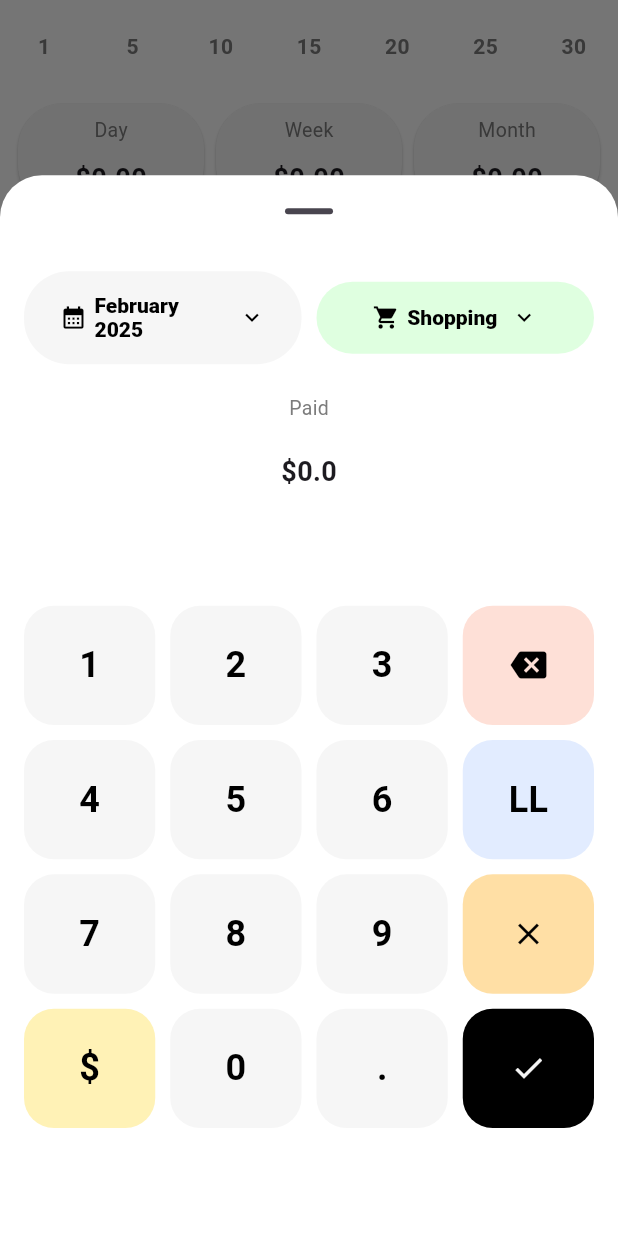
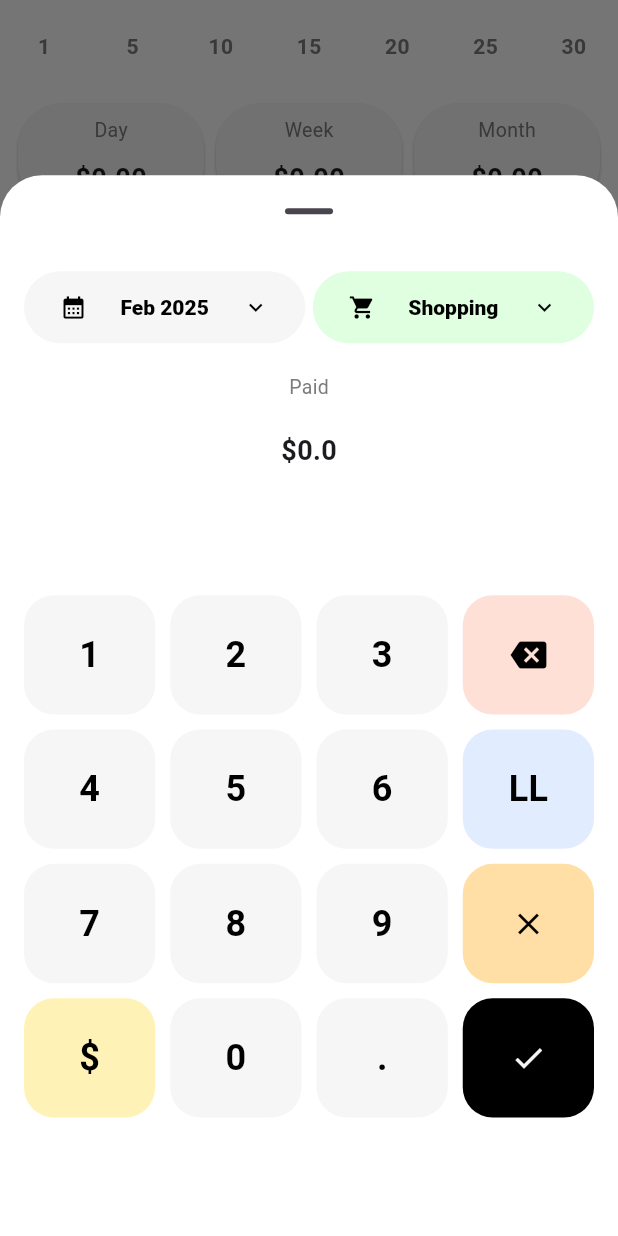
Before and after one commit to jihaddmz/expense_tracker, a Flutter app: the screen it shows after launch, item 2 of the bottom bar chosen, scrolled down 321 dp, on a phone screen of 412 x 824 dp. Run offline on Flutter 3.47's test engine with Material 3 defaults, Android fonts, the phone set to English and light mode, and no system bars; drawn by our look-alikes of fl_chart; our stand-ins replace shared_preferences, sqflite; accounts and stored records are empty.

Commit message:
- Shrinked the date format to only 3 characters month

```diff
--- a/lib/feature_expense/presentation/bottomsheet_add.dart
+++ b/lib/feature_expense/presentation/bottomsheet_add.dart
@@ -35,7 +35,7 @@ class _BottomsheetAddState extends State<BottomsheetAdd> {
       spacing: 20,
       children: [
         Row(
-          spacing: 10,
+          spacing: 5,
           children: [
             Expanded(
               child: PopupMenuButton(
--- a/lib/feature_global/components/custom_button.dart
+++ b/lib/feature_global/components/custom_button.dart
@@ -53,22 +53,17 @@ Widget customButtonForPopupMenu(
         child: Padding(
           padding: const EdgeInsets.symmetric(vertical: 15),
           child: Row(
-            mainAxisAlignment: MainAxisAlignment.center,
+            mainAxisAlignment: MainAxisAlignment.spaceBetween,
+            mainAxisSize: MainAxisSize.max,
             children: [
               Icon(
                 icon,
                 color: colorBlack,
               ),
-              const SizedBox(
-                width: 5,
-              ),
               Flexible(
                   child: Text(
                 text,
               )),
-              const SizedBox(
-                width: 9,
-              ),
               Icon(
                 trailingIcon,
                 color: colorBlack,
```
Also changed, not shown: lib/feature_expense/state/provider_expense.dart (+10 -5 lines).
